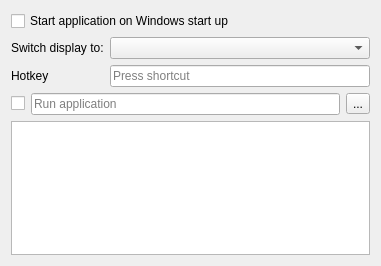
This is src/Settings.ui in goloveshko/SwitchDisplay as Qt 5 draws it before an edit. The edited form follows.
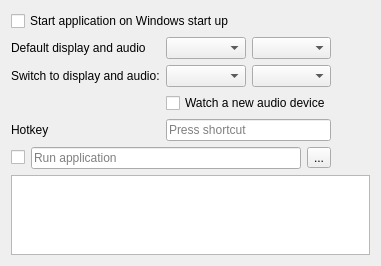
This is the edited form.

Commit message: Added an audio device manager for monitoring and changing the audio output device.

Patch:
```diff
--- a/src/Settings.ui
+++ b/src/Settings.ui
@@ -13,21 +13,76 @@
   <property name="windowTitle">
    <string>Settings</string>
   </property>
-  <layout class="QGridLayout" name="gridLayout" columnstretch="0,10,0">
-   <item row="2" column="1" colspan="2">
-    <widget class="QKeySequenceEdit" name="keySequenceEdit"/>
-   </item>
-   <item row="1" column="1" colspan="2">
-    <widget class="QComboBox" name="comboBoxModeTo"/>
-   </item>
-   <item row="0" column="0" colspan="3">
+  <layout class="QGridLayout" name="gridLayout" columnstretch="0,0">
+   <item row="0" column="0" colspan="2">
     <widget class="QCheckBox" name="checkBoxAutostart">
      <property name="text">
       <string>Start application on Windows start up</string>
      </property>
     </widget>
    </item>
-   <item row="3" column="0" colspan="3">
+   <item row="5" column="0" colspan="2">
+    <widget class="QPlainTextEdit" name="plainTextEditLog">
+     <property name="lineWrapMode">
+      <enum>QPlainTextEdit::LineWrapMode::NoWrap</enum>
+     </property>
+     <property name="readOnly">
+      <bool>true</bool>
+     </property>
+    </widget>
+   </item>
+   <item row="1" column="0" colspan="2">
+    <layout class="QGridLayout" name="gridLayout_3">
+     <item row="1" column="1">
+      <widget class="QComboBox" name="comboBoxDisplayTo"/>
+     </item>
+     <item row="3" column="1" colspan="2">
+      <widget class="QKeySequenceEdit" name="keySequenceEdit"/>
+     </item>
+     <item row="1" column="0">
+      <widget class="QLabel" name="label">
+       <property name="text">
+        <string>Switch to display and audio:</string>
+       </property>
+      </widget>
+     </item>
+     <item row="0" column="2">
+      <widget class="QComboBox" name="comboBoxAudioDefault"/>
+     </item>
+     <item row="1" column="2">
+      <widget class="QComboBox" name="comboBoxAudioTo"/>
+     </item>
+     <item row="0" column="0">
+      <widget class="QLabel" name="label_3">
+       <property name="text">
+        <string>Default display and audio</string>
+       </property>
+      </widget>
+     </item>
+     <item row="0" column="3">
+      <spacer name="horizontalSpacer_2">
+       <property name="orientation">
+        <enum>Qt::Orientation::Horizontal</enum>
+       </property>
+       <property name="sizeType">
+        <enum>QSizePolicy::Policy::Preferred</enum>
+       </property>
+       <property name="sizeHint" stdset="0">
+        <size>
+         <width>40</width>
+         <height>20</height>
+        </size>
+       </property>
+      </spacer>
+     </item>
+     <item row="3" column="0">
+      <widget class="QLabel" name="label_2">
+       <property name="text">
+        <string>Hotkey</string>
+       </property>
+      </widget>
+     </item>
+     <item row="4" column="0" colspan="3">
     <layout class="QHBoxLayout" name="horizontalLayout">
      <item>
       <widget class="QCheckBox" name="checkBoxAutorunApp">
@@ -58,29 +113,17 @@
      </item>
     </layout>
    </item>
-   <item row="2" column="0">
-    <widget class="QLabel" name="label_2">
-     <property name="text">
-      <string>Hotkey</string>
-     </property>
-    </widget>
-   </item>
-   <item row="1" column="0">
-    <widget class="QLabel" name="label">
+     <item row="0" column="1">
+      <widget class="QComboBox" name="comboBoxDisplayDefault"/>
+     </item>
+     <item row="2" column="1" colspan="2">
+      <widget class="QCheckBox" name="checkBoxWatchNewAudio">
      <property name="text">
-      <string>Switch display to:</string>
+        <string>Watch a new audio device</string>
      </property>
     </widget>
    </item>
-   <item row="4" column="0" colspan="3">
-    <widget class="QPlainTextEdit" name="plainTextEditLog">
-     <property name="lineWrapMode">
-      <enum>QPlainTextEdit::NoWrap</enum>
-     </property>
-     <property name="readOnly">
-      <bool>true</bool>
-     </property>
-    </widget>
+    </layout>
    </item>
   </layout>
  </widget>
```
Lines whose indentation alone changed are shown as unchanged. The commit also changes 12 other files.
